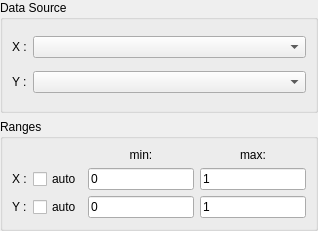
First picture: the form in step/configure_graph.ui, repository KDE/step, before the edit.
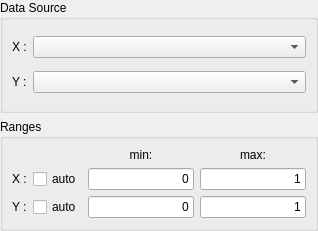
Second picture: the form after the edit. Custom widgets are drawn as their Qt base class.

Commit message: Avoid reallocation of KPlotPoint on each update.

```diff
--- a/step/configure_graph.ui
+++ b/step/configure_graph.ui
@@ -137,6 +137,9 @@
         <property name="text" >
          <string>0</string>
         </property>
+        <property name="alignment" >
+         <set>Qt::AlignRight|Qt::AlignTrailing|Qt::AlignVCenter</set>
+        </property>
        </widget>
       </item>
       <item row="1" column="3" >
@@ -150,6 +153,9 @@
         <property name="text" >
          <string>1</string>
         </property>
+        <property name="alignment" >
+         <set>Qt::AlignRight|Qt::AlignTrailing|Qt::AlignVCenter</set>
+        </property>
        </widget>
       </item>
       <item row="2" column="0" >
@@ -183,6 +189,9 @@
         <property name="text" >
          <string>0</string>
         </property>
+        <property name="alignment" >
+         <set>Qt::AlignRight|Qt::AlignTrailing|Qt::AlignVCenter</set>
+        </property>
        </widget>
       </item>
       <item row="2" column="3" >
@@ -196,6 +205,9 @@
         <property name="text" >
          <string>1</string>
         </property>
+        <property name="alignment" >
+         <set>Qt::AlignRight|Qt::AlignTrailing|Qt::AlignVCenter</set>
+        </property>
        </widget>
       </item>
      </layout>
```
The commit also changes 2 other files.
